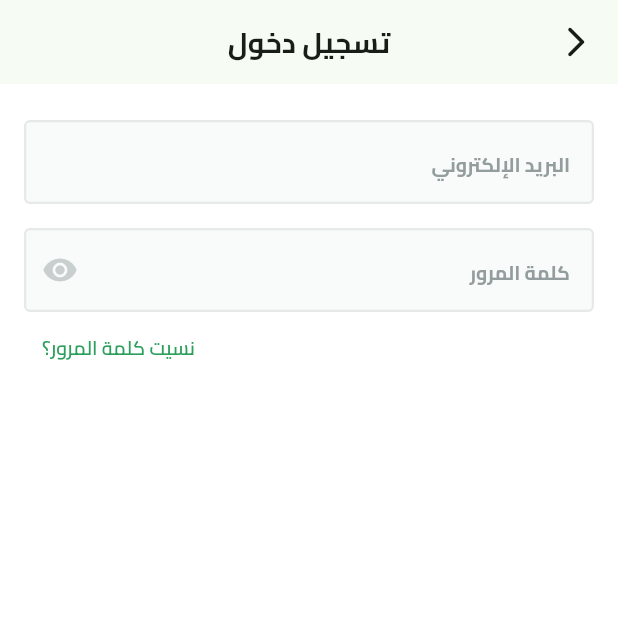
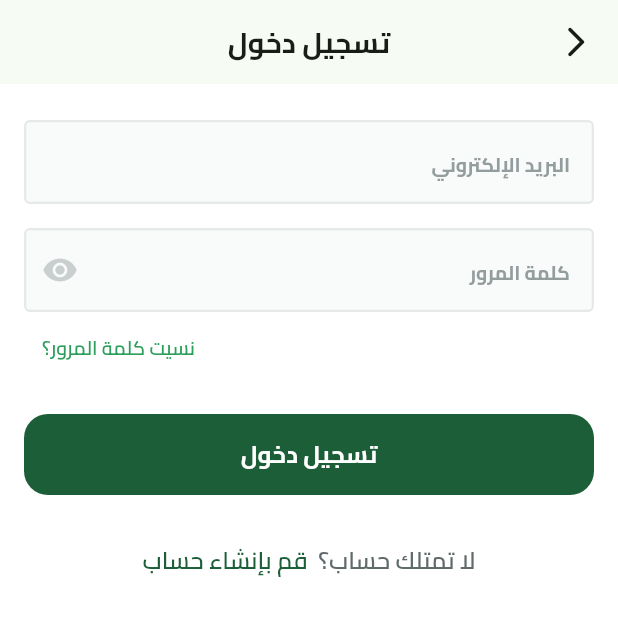
Before and after one commit to a7med287/fruit-hub, a Flutter app: the screen it shows after launch, after a tap on "تخط", on a phone screen of 412 x 824 dp, the top half of it. Run offline on Flutter 3.47's test engine with Material 3 defaults, Android fonts, the phone set to English and light mode, and no system bars; our stand-ins replace dots_indicator, flutter_svg, shared_preferences.

Commit message:
add text forgot password & custom button

```diff
--- a/lib/features/auth/presentation/views/widgets/login_view_body.dart
+++ b/lib/features/auth/presentation/views/widgets/login_view_body.dart
@@ -1,6 +1,8 @@
 import 'package:flutter/material.dart';
 import 'package:fruit_hub/constants.dart';
+import 'package:fruit_hub/core/utils/app_colors.dart';
 import 'package:fruit_hub/core/utils/app_text_styles.dart';
+import 'package:fruit_hub/core/widgets/custom_button.dart';
 
 import '../../../../../core/widgets/custom_text_field.dart';
 import '../../../../../generated/l10n.dart';
@@ -32,7 +34,6 @@ class LoginViewBody extends StatelessWidget {
                 ),
               ),
             ),
-
             Row(
               mainAxisAlignment: MainAxisAlignment.end,
               children: [
@@ -45,6 +46,18 @@ class LoginViewBody extends StatelessWidget {
                 ),
               ],
             ),
+            SizedBox(
+              height: 20,
+            ),
+            CustomButton(text: "تسجيل دخول"),
+            SizedBox(height: 32,),
+            Row(
+              mainAxisAlignment: MainAxisAlignment.center,
+              children: [
+                Text("لا تمتلك حساب؟  ",style: TextStyles.semiBold16.copyWith(color: Color(0xff616A6B)),),
+                Text("قم بإنشاء حساب",style: TextStyles.semiBold16.copyWith(color: AppColors.primaryColor),)
+              ],
+            )
           ],
         ),
       ),
```
